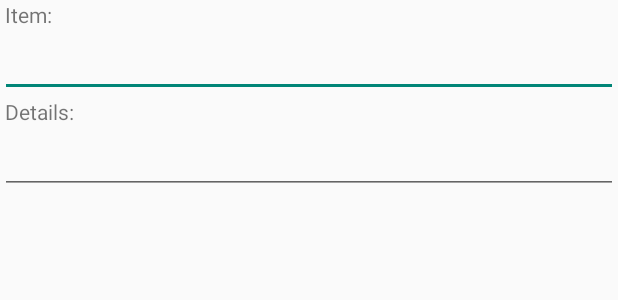
After one commit to dsegna/DnDCharacterManager, an Android app: the layout item_edit_dialog.xml on its own in the app's theme, with its tools: preview values and no code run, on a phone screen of 412 x 824 dp. The commit adds this screen. Shown: the top 300 px of the screen. Run offline under Robolectric (Android 15) with nearby library versions, the phone set to English and light mode, and no system bars.

Commit message:
Added Item view

```diff
--- a/app/src/main/java/dps924/ddcharactermanager/CharacterActivity.java
+++ b/app/src/main/java/dps924/ddcharactermanager/CharacterActivity.java
@@ -25,7 +25,8 @@ public class CharacterActivity extends ActionBarActivity
         implements ProfileFragment.OnFragmentInteractionListener,
                    SkillsFragment.OnFragmentInteractionListener,
                    FeatsFragment.OnFragmentInteractionListener,
-                   CharactersFragment.OnFragmentInteractionListener {
+                   CharactersFragment.OnFragmentInteractionListener,
+                   ItemsFragment.OnFragmentInteractionListener{
     private static final String TAG = CharacterActivity.class.getName();
     ViewPager viewPager;
     RuleDatabase ruleDatabase;
--- a/app/src/main/java/dps924/ddcharactermanager/ViewPagerAdapter.java
+++ b/app/src/main/java/dps924/ddcharactermanager/ViewPagerAdapter.java
@@ -6,7 +6,7 @@ import android.support.v4.app.FragmentPagerAdapter;
 
 public class ViewPagerAdapter extends FragmentPagerAdapter {
 
-    private static final int NUM_PAGES = 3;
+    private static final int NUM_PAGES = 4;//5;
 
     public ViewPagerAdapter(FragmentManager fm) {
         super(fm);
@@ -20,6 +20,8 @@ public class ViewPagerAdapter extends FragmentPagerAdapter {
                 return new SkillsFragment();
             case 2:
                 return new FeatsFragment();
+            case 3:
+                return new ItemsFragment();
         }
         return new CharactersFragment();
     }
@@ -36,6 +38,8 @@ public class ViewPagerAdapter extends FragmentPagerAdapter {
                 return "Skills";
             case 2:
                 return "Feats";
+            case 3:
+                return "Items";
         }
         return "??";
     }
--- /dev/null
+++ b/app/src/main/res/layout/item_edit_dialog.xml
@@ -0,0 +1,21 @@
+<?xml version="1.0" encoding="utf-8"?>
+<LinearLayout xmlns:android="http://schemas.android.com/apk/res/android"
+    android:orientation="vertical" android:layout_width="match_parent"
+    android:layout_height="match_parent">
+    <TextView
+        android:layout_width="wrap_content"
+        android:layout_height="wrap_content"
+        android:text=" Item:"/>
+    <EditText
+        android:id="@+id/iName"
+        android:layout_width="match_parent"
+        android:layout_height="wrap_content" />
+    <TextView
+        android:layout_width="wrap_content"
+        android:layout_height="wrap_content"
+        android:text=" Details:"/>
+    <EditText
+        android:id="@+id/iDetails"
+        android:layout_width="match_parent"
+        android:layout_height="wrap_content" />
+</LinearLayout>
```
Also changed, not shown: app/src/main/java/dps924/ddcharactermanager/DDCharacter.java (+12 -0 lines), app/src/main/java/dps924/ddcharactermanager/ItemListAdapter.java (added, +46 -0 lines), app/src/main/java/dps924/ddcharactermanager/ItemsFragment.java (added, +159 -0 lines), app/src/main/java/dps924/ddcharactermanager/rules/ItemRule.java (added, +15 -0 lines), app/src/main/res/layout/fragment_items.xml (added, +11 -0 lines), app/src/main/res/layout/items_list_item.xml (added, +16 -0 lines).
